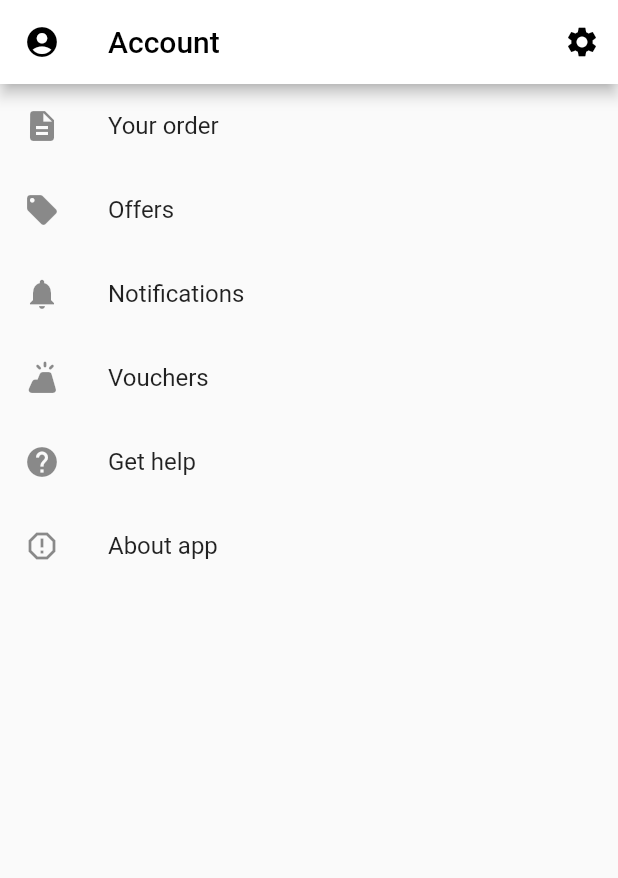
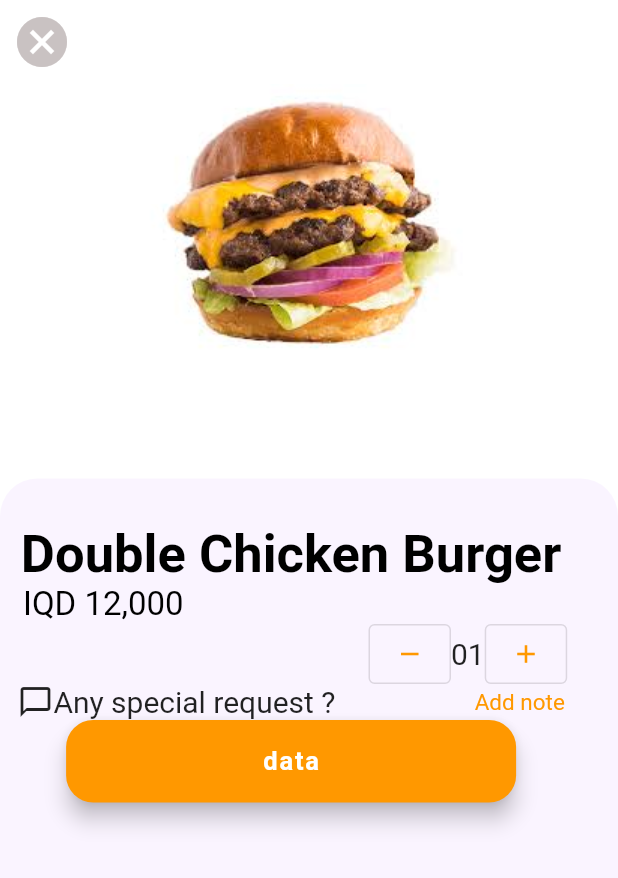
Before and after one commit to nezeek/flutter_talabat_app, a Flutter app: the screen it shows after launch, on a phone screen of 412 x 824 dp. Shown: the top 878 px of the screen. Run offline on Flutter 3.47's test engine with Material 2 defaults, Android fonts, the phone set to English and light mode, and no system bars.

Commit message:
DlkhazScreennCommitttttt

```diff
--- /dev/null
+++ b/lib/Dlkhaz/DataScreen.dart
@@ -0,0 +1,143 @@
+import 'package:flutter/material.dart';
+import 'package:flutter/src/widgets/framework.dart';
+import 'package:flutter/src/widgets/placeholder.dart';
+
+class Datascreen extends StatelessWidget {
+  const Datascreen({super.key});
+
+  @override
+  Widget build(BuildContext context) {
+    return Scaffold(
+backgroundColor: Colors.white,
+appBar: AppBar(
+  backgroundColor: Colors.white,
+  elevation: 0,
+leading:  Icon(Icons.cancel,color: Color.fromARGB(255, 201, 194, 194),size: 40,) ,
+
+),
+body: Column(
+  children: [
+
+    Positioned(
+  top: 100,
+child: Image.asset("assets/im.jpg")
+
+),
+Container(
+margin: EdgeInsets.only(top: 80,),
+padding: EdgeInsets.only(top:30,
+left: 10,
+
+),
+height: 440,
+decoration: BoxDecoration(color: Color.fromARGB(244, 250, 244, 255),
+borderRadius: BorderRadius.only(topLeft: Radius.circular(25),
+topRight: Radius.circular(25),
+),
+),
+child: Column(children: <Widget>[
+Row(
+children:<Widget> [
+Column(
+  children:<Widget> [
+    Text("Double Chicken Burger",
+    style: TextStyle(fontSize: 35,fontWeight: FontWeight.bold,
+  color: Colors.black,
+    ),
+    ),
+    Column(children: <Widget>[
+    Row(
+      children: <Widget>[
+Column(children: <Widget>[
+  /*
+Text("av burgara galak yah xusha bchjdfujkedfhdvhfg  jhghrhtkfwenhdfscvfeyrfdjhwdgy",
+style: TextStyle(fontSize: 10,height: 1.5,),),*/
+Text("IQD 12,000                                              ",
+  style: TextStyle(fontSize: 22,fontWeight: FontWeight.w400,
+  color: Colors.black),),
+
+Row(children: <Widget>[
+  Text("                                                                    "),
+SizedBox(
+
+  width: 55,
+  height: 40,
+child:OutlinedButton(
+  onPressed: (){
+  },
+  child: Icon(Icons.remove,size: 20,color: Colors.orange,)),
+
+),
+
+Row(
+  children: <Widget>[
+    Text("01",style: TextStyle(fontSize: 20),)
+  ],
+),
+Row(
+  children: <Widget>[
+  SizedBox(width: 55,height: 40,
+  child:OutlinedButton(
+  onPressed: (){},
+  child: Icon(Icons.add,size: 20,color: Colors.orange,)),),
+
+],),
+
+],),
+
+
+Row(children:<Widget> [
+Icon(Icons.chat_bubble_outline),
+Row(children: <Widget>[
+ Text("Any special request ?",style: TextStyle(fontSize: 20),),
+ Text("                         Add note",style: TextStyle(fontSize: 15,color: Colors.orange),)
+],
+
+),
+],
+),
+
+SizedBox(
+height: 55,
+width: 300,
+child: FloatingActionButton(
+
+  backgroundColor: Colors.orange,
+  shape: RoundedRectangleBorder(borderRadius: BorderRadius.circular(18),),
+  onPressed: (){},
+child: Text("data".toString(),
+style:TextStyle(fontSize: 17,fontWeight: FontWeight.bold,color: Colors.white),),
+
+
+),
+
+),
+],),
+
+      ],
+    ),
+
+    ],)
+
+
+
+
+
+  ],
+),
+
+
+
+
+],
+
+)
+
+]
+,),
+),
+  ],
+),
+    );
+  }
+}
--- a/lib/main.dart
+++ b/lib/main.dart
@@ -1,6 +1,7 @@
 import 'package:flutter/material.dart';
+import 'package:flutter_talabat_app/Dlkhaz/DataScreen.dart';
+import 'package:flutter_talabat_app/Dlkhaz/Dscreen1.dart';
 import 'package:flutter_talabat_app/Dlkhaz/account.dart';
-import 'package:flutter_talabat_app/Dlkhaz/detallscreen.dart';
 import 'package:flutter_talabat_app/hawjeen/hawsc.dart';
 
 import 'package:flutter_talabat_app/saraa%20folder/sarascreen.dart';
@@ -20,7 +21,7 @@ class MyApp extends StatelessWidget {
       theme: ThemeData(
         primarySwatch: Colors.blue,
       ),
-      home: Account(),
+      home: Datascreen(),
     );
   }
 }
--- a/lib/nezik/main.dart
+++ b/lib/nezik/main.dart
@@ -1,6 +1,6 @@
 import 'package:flutter/material.dart';
 import 'package:flutter_talabat_app/Dlkhaz/account.dart';
-import 'package:flutter_talabat_app/Dlkhaz/detallscreen.dart';
+
 import 'package:flutter_talabat_app/saraa%20folder/sarascreen.dart';
 
 
```
Also changed, not shown: lib/Dlkhaz/data.dart (deleted, +0 -26 lines), lib/Dlkhaz/detallscreen.dart (deleted, +0 -70 lines).
